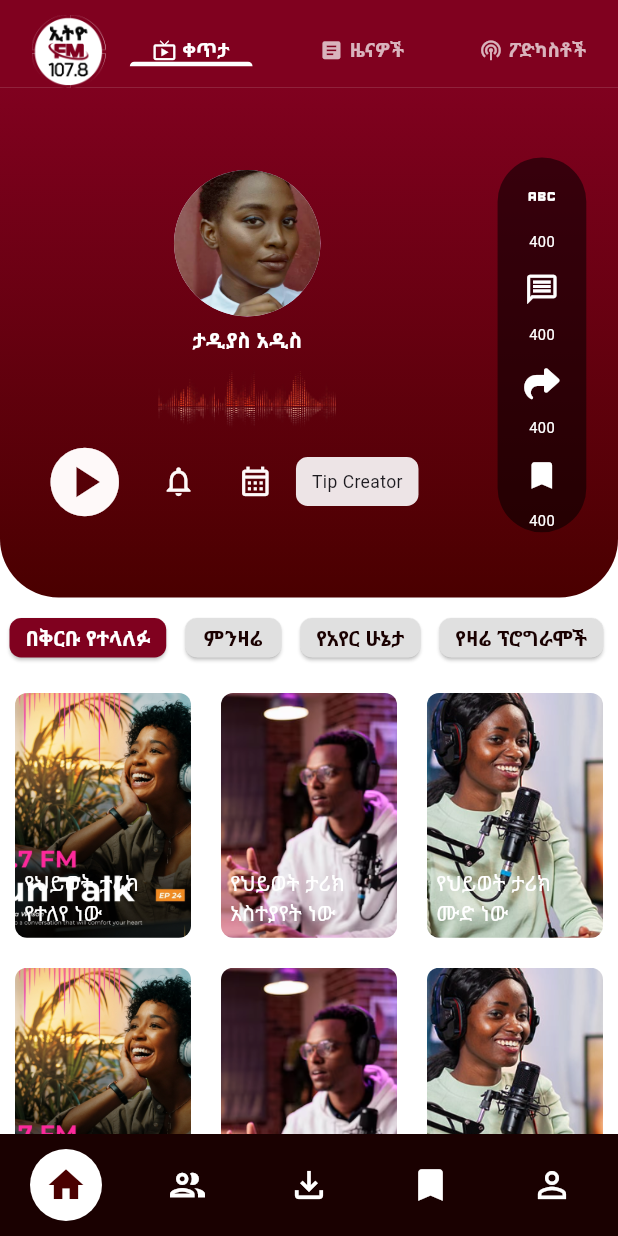
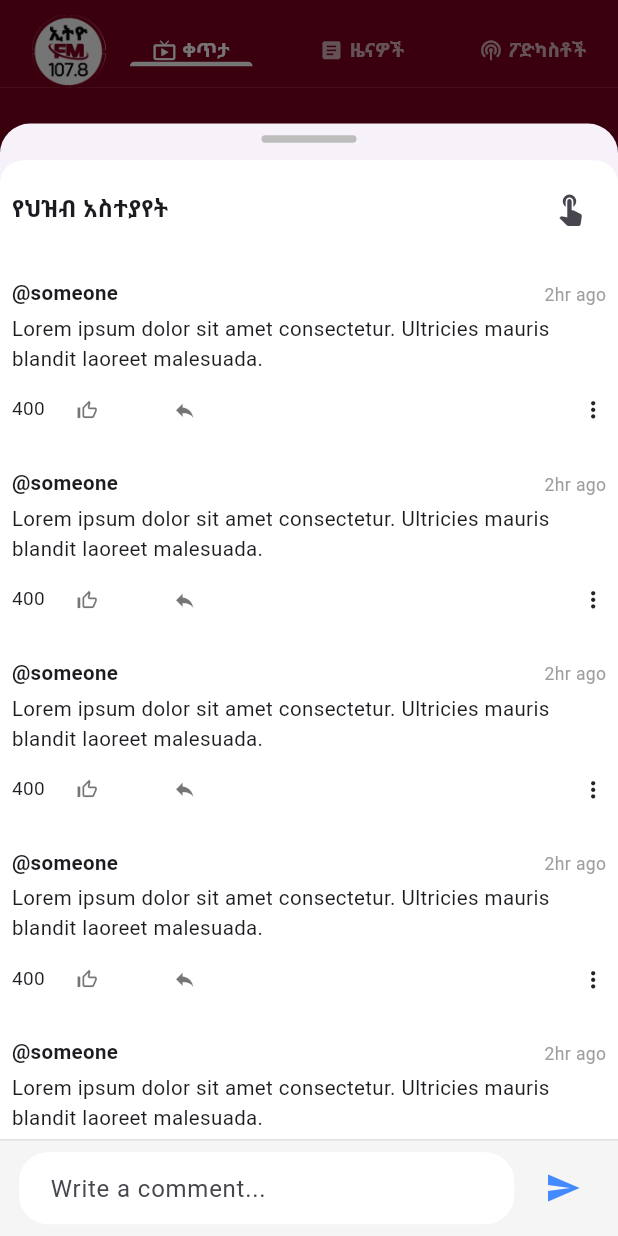
Before and after one commit to nathnael19/fm_radio, a Flutter app: the screen it shows after launch, after a tap on the "message" icon, on a phone screen of 412 x 824 dp. Run offline on Flutter 3.47's test engine with Material 3 defaults, Android fonts, the phone set to English and light mode, and no system bars; our stand-ins replace audioplayers, flutter_screenutil, font_awesome_flutter, google_fonts, smooth_page_indicator.

Commit message:
updated the live message outline icon functionality

```diff
--- a/lib/Home/News/comment_bottom_sheet.dart
+++ b/lib/Home/News/comment_bottom_sheet.dart
@@ -48,7 +48,7 @@ class _CommentBottomSheetState extends State<CommentBottomSheet> {
 
           Expanded(
             child: ListView.builder(
-              // shrinkWrap: true,
+              shrinkWrap: true,
               physics: NeverScrollableScrollPhysics(),
               itemCount: 5,
               itemBuilder: (context, index) {
--- a/lib/Home/components/side_contaier.dart
+++ b/lib/Home/components/side_contaier.dart
@@ -1,3 +1,4 @@
+import 'package:ethio_fm_radio/Home/News/comment_bottom_sheet.dart';
 import 'package:ethio_fm_radio/Home/components/side_container_icons.dart';
 import 'package:flutter/material.dart';
 import 'package:flutter_screenutil/flutter_screenutil.dart';
@@ -23,7 +24,9 @@ class SideContainer extends StatelessWidget {
           SideContainerIcon(
             icon: Icons.message_outlined,
             number: 400,
-            onTap: () {},
+            onTap: () {
+              _showBottomSheet(context);
+            },
           ),
           SideContainerIcon(
             icon: FontAwesomeIcons.share,
@@ -35,4 +38,92 @@ class SideContainer extends StatelessWidget {
       ),
     );
   }
+
+  void _showBottomSheet(BuildContext context) {
+    showModalBottomSheet(
+      context: context,
+      isScrollControlled: true, // allows full height & adjusts for keyboard
+      shape: const RoundedRectangleBorder(
+        borderRadius: BorderRadius.vertical(top: Radius.circular(20)),
+      ),
+      builder: (context) {
+        return FractionallySizedBox(
+          heightFactor: 0.9,
+          child: Padding(
+            padding: EdgeInsets.only(
+              bottom: MediaQuery.of(
+                context,
+              ).viewInsets.bottom, // handle keyboard
+            ),
+            child: Column(
+              children: [
+                // Drag Handle
+                Container(
+                  width: 60.w,
+                  height: 5.h,
+                  margin: EdgeInsets.only(top: 8.h, bottom: 12.h),
+                  decoration: BoxDecoration(
+                    color: Colors.grey[400],
+                    borderRadius: BorderRadius.circular(10.r),
+                  ),
+                ),
+                // Content + Comment List
+                Expanded(
+                  child: SingleChildScrollView(
+                    child: Column(
+                      children: [
+                        CommentBottomSheet(onTap: () {}),
+                        // Add more comments if needed
+                      ],
+                    ),
+                  ),
+                ),
+                // Comment Typing Area
+                Container(
+                  padding: EdgeInsets.symmetric(
+                    horizontal: 12.w,
+                    vertical: 8.h,
+                  ),
+                  decoration: BoxDecoration(
+                    color: Colors.grey[100],
+                    border: Border(
+                      top: BorderSide(color: Colors.grey.shade300),
+                    ),
+                  ),
+                  child: Row(
+                    children: [
+                      Expanded(
+                        child: TextField(
+                          decoration: InputDecoration(
+                            hintText: "Write a comment...",
+                            border: OutlineInputBorder(
+                              borderRadius: BorderRadius.circular(20.r),
+                              borderSide: BorderSide.none,
+                            ),
+                            fillColor: Colors.white,
+                            filled: true,
+                            contentPadding: EdgeInsets.symmetric(
+                              horizontal: 16.w,
+                              vertical: 10.h,
+                            ),
+                          ),
+                        ),
+                      ),
+                      SizedBox(width: 8.w),
+                      IconButton(
+                        icon: Icon(Icons.send, color: Colors.blueAccent),
+                        onPressed: () {
+                          // TODO: Handle send action
+                        },
+                      ),
+                    ],
+                  ),
+                ),
+              ],
+            ),
+          ),
+        );
+      },
+    );
+  }
 }
--- a/lib/Profile/profile_page.dart
+++ b/lib/Profile/profile_page.dart
@@ -32,7 +32,7 @@ class _ProfilePageState extends State<ProfilePage> {
         centerTitle: true,
       ),
       body: Padding(
-        padding: const EdgeInsets.all(12.0),
+        padding: const EdgeInsets.all(15.0),
         child: Column(
           crossAxisAlignment: CrossAxisAlignment.start,
           children: [
@@ -118,7 +118,7 @@ class _ProfilePageState extends State<ProfilePage> {
             const Divider(indent: 15, endIndent: 15),
 
             const Padding(
-              padding: EdgeInsets.symmetric(horizontal: 15.0, vertical: 8),
+              padding: EdgeInsets.symmetric(vertical: 8),
               child: Text("About FM", style: TextStyle(fontSize: 18)),
             ),
           ],
```
